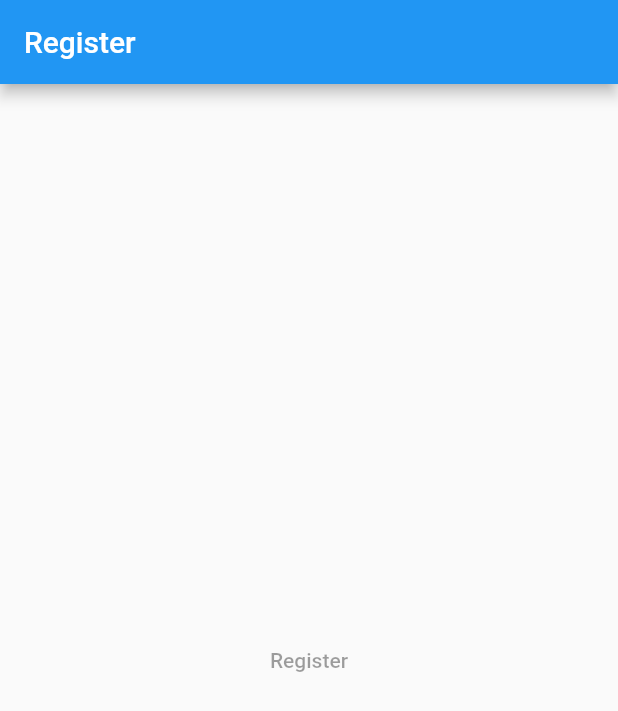
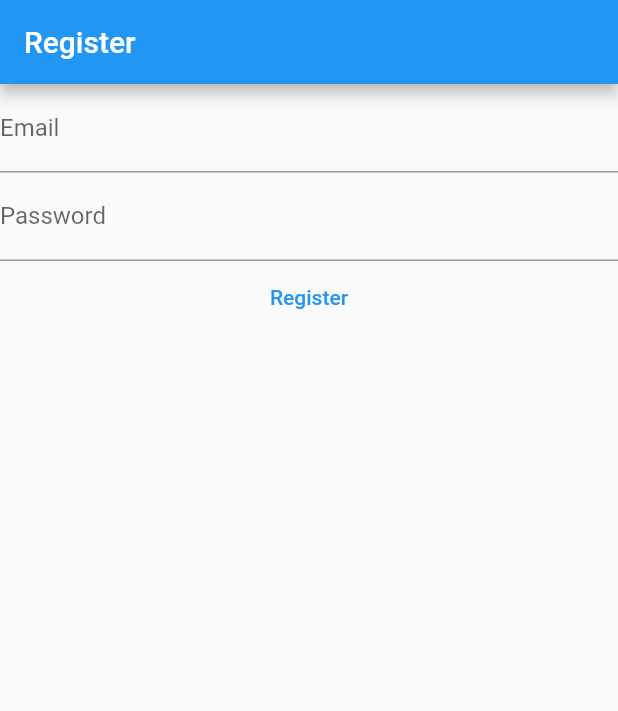
Before and after one commit to thusharathiwanka/my-notes, a Flutter app: the screen it shows after launch, on a phone screen of 412 x 824 dp. Shown: the top 711 px of the screen. Run offline on Flutter 3.47's test engine with Material 2 defaults, Android fonts, the phone set to English and light mode, and no system bars; our stand-ins replace firebase_auth, firebase_core; accounts and stored records are empty.

Commit message:
CREATE: register page created

```diff
--- a/lib/main.dart
+++ b/lib/main.dart
@@ -1,4 +1,5 @@
 import 'package:flutter/material.dart';
+import 'package:firebase_auth/firebase_auth.dart';
 
 void main() {
   runApp(MaterialApp(
@@ -11,18 +12,66 @@ void main() {
   ));
 }
 
-class HomePage extends StatelessWidget {
+class HomePage extends StatefulWidget {
   const HomePage({Key? key}) : super(key: key);
+
+  @override
+  State<HomePage> createState() => _HomePageState();
+}
+
+class _HomePageState extends State<HomePage> {
+  late final TextEditingController _email;
+  late final TextEditingController _password;
+
+  @override
+  void initState() {
+    _email = TextEditingController();
+    _password = TextEditingController();
+    super.initState();
+  }
+
+  @override
+  void dispose() {
+    _email.dispose();
+    _password.dispose();
+    super.dispose();
+  }
 
   @override
   Widget build(BuildContext context) {
     return Scaffold(
       appBar: AppBar(title: const Text('Register')),
-      body: const Center(
-        child: TextButton(
-          onPressed: null,
-          child: Text('Register'),
-        ),
+      body: Column(
+        children: [
+          TextField(
+            controller: _email,
+            enableSuggestions: false,
+            autocorrect: false,
+            keyboardType: TextInputType.emailAddress,
+            decoration: const InputDecoration(
+                labelText: 'Email', hintText: 'Enter your email here'),
+          ),
+          TextField(
+            controller: _password,
+            obscureText: true,
+            enableSuggestions: false,
+            autocorrect: false,
+            decoration: const InputDecoration(
+                labelText: 'Password', hintText: 'Enter your password here'),
+          ),
+          TextButton(
+            onPressed: () async {
+              final email = _email.text;
+              final password = _password.text;
+
+              final userCredentials = await FirebaseAuth.instance
+                  .createUserWithEmailAndPassword(
+                      email: email, password: password);
+              print(userCredentials);
+            },
+            child: const Text('Register'),
+          ),
+        ],
       ),
     );
   }
```
